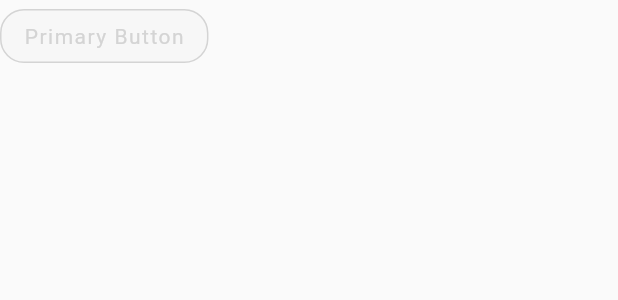
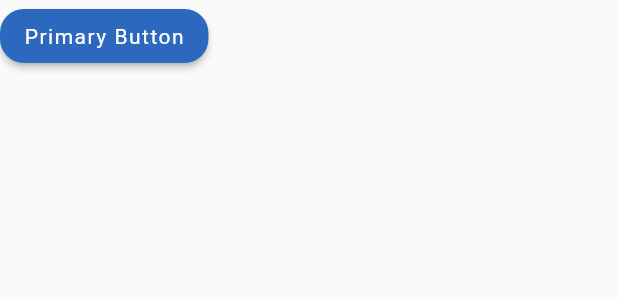
Before and after one commit to AtaMahmoud/ob-flutter-app, a Flutter app: the PrimaryButton widget shown alone on an empty page, opened directly, on a phone screen of 412 x 824 dp. Shown: the top 300 px of the screen. Run offline on Flutter 3.47's test engine with Material 2 defaults, Android fonts, the phone set to English and light mode, and no system bars; our stand-ins replace cloud_firestore, data_connection_checker, device_info, dio, firebase_auth, firebase_crashlytics and 22 more; missing offline and left inert: barcode_scan, bezier_chart, firebase_ml_vision, flutter_circular_slider, flutter_circular_text and 1 more; accounts and stored records are empty; generated files the repository leaves out were written again; statements that could not run were skipped; project files that could hold a hidden picture were left out.

Commit message:
adding reusable widgets

```diff
--- a/lib/core/common_widgets/buttons.dart
+++ b/lib/core/common_widgets/buttons.dart
@@ -3,62 +3,77 @@ import 'package:flutter/rendering.dart';
 import 'package:flutter/widgets.dart';
 import 'package:ocean_builder/core/common_widgets/common_theme.dart';
 
-
 class PrimaryButton extends StatelessWidget {
   const PrimaryButton(
-    {
-      Key key,
-      this.label, this.onPressed,this.isEnabled,this.isOutlined
-      }
-      ) : super(key: key);
+      {Key key,
+      this.label,
+      this.onPressed,
+      this.isEnabled,
+      this.isOutlined,
+      this.isDestructive})
+      : super(key: key);
 
   final String label;
   final bool isEnabled;
   final VoidCallback onPressed;
   final bool isOutlined;
+  final bool isDestructive;
 
   @override
   Widget build(BuildContext context) {
+    Color _color, _textColor, _disabledColor, _hoverColor;
+    BorderSide _borderSide;
+
+    if (isEnabled) {
+      if (isOutlined) {
+        _borderSide = BorderSide(color: CommonTheme.primary);
+        _textColor = CommonTheme.primary;
+        _color = CommonTheme.white;
+      } else {
+        _borderSide = BorderSide.none;
+        _textColor = CommonTheme.white;
+        _color = CommonTheme.primary;
+      }
+    } else {
+      if (isOutlined) {
+        _borderSide = BorderSide(color: CommonTheme.greyLight);
+        _textColor = CommonTheme.greyLight;
+        _color = CommonTheme.greyLightest;
+      } else {
+        _borderSide = BorderSide(color: CommonTheme.greyLight);
+        _textColor = CommonTheme.greyLight;
+        _color = CommonTheme.primary;
+      }
+    }
+
+    if (isDestructive) {
+      _color = CommonTheme.danger;
+      _hoverColor = CommonTheme.dangerLight;
+      _textColor = CommonTheme.white;
+      _borderSide = BorderSide.none;
+    } else {
+      _hoverColor = _hoverColor = CommonTheme.primaryLight;
+    }
+
+    _disabledColor = CommonTheme.greyLight;
+
     return Container(
       child: MaterialButton(
-      onPressed:isEnabled ? onPressed : null,
+        onPressed: isEnabled ? onPressed : null,
         shape: RoundedRectangleBorder(
-        borderRadius: BorderRadius.circular(16),
-        side: isEnabled
-        ? isOutlined
-        ?BorderSide(
-          color:CommonTheme.primary
-          )
-        :BorderSide.none
-        :isOutlined
-        ? BorderSide(
-          color:CommonTheme.primaryLight
-          )
-        : BorderSide(
-          color:CommonTheme.greyLight
-          )
-        ),
-
+            borderRadius: BorderRadius.circular(16), side: _borderSide),
         child: Text(
           label,
           //  textScaleFactor: 1.0,
           style: TextStyle(
-         color:isEnabled
-         ? isOutlined
-         ? CommonTheme.primary
-         : Colors.white
-         : isOutlined
-         ? CommonTheme.primaryLight
-         : CommonTheme.greyLight,
+              color: _textColor,
               fontSize: 14,
               fontWeight: FontWeight.w400,
-         letterSpacing: 1.0
+              letterSpacing: 1.0),
         ),
-      ),
-      color:isOutlined ? CommonTheme.white : CommonTheme.primary,
-      disabledColor:  CommonTheme.greyLightest,
-      enableFeedback: false,
-      hoverColor:CommonTheme.primaryLight,
+        color: _color,
+        disabledColor: _disabledColor,
+        hoverColor: _hoverColor,
       ),
     );
   }
```
Also changed, not shown: lib/router.dart (+7 -0 lines), lib/ui/screens/menu/landing_screen.dart (+15 -12 lines), lib/ui/screens/reusableWidgetsShowcase.dart (added, +41 -0 lines), 1 other file. Lines whose indentation alone changed are shown as unchanged.
